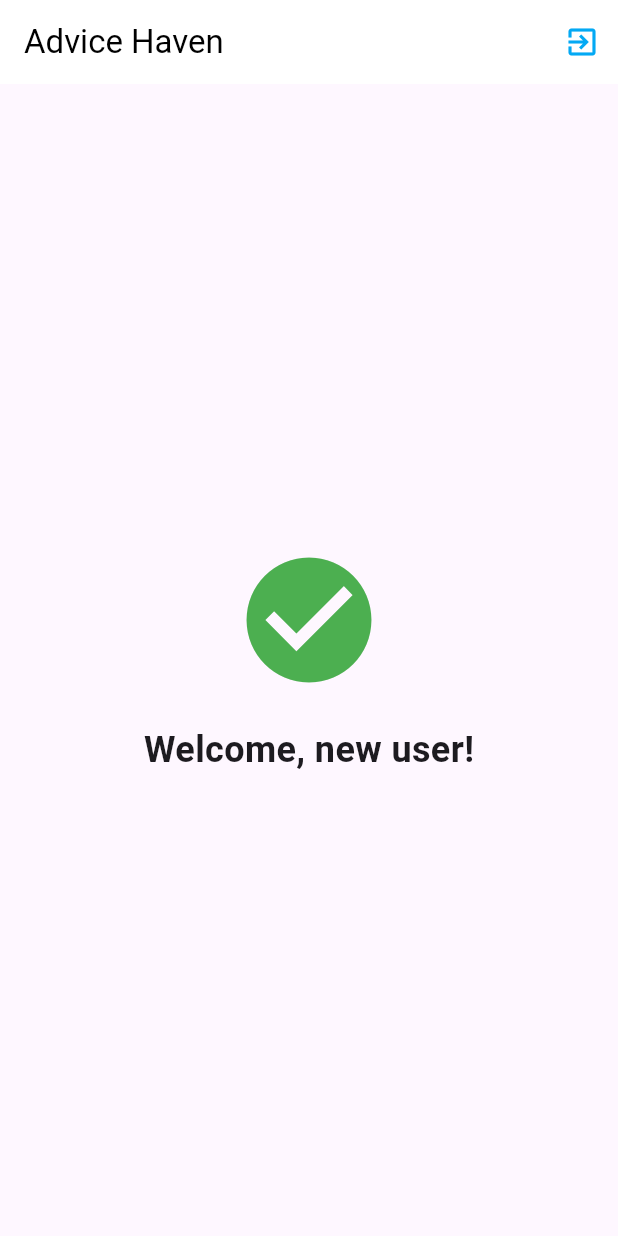
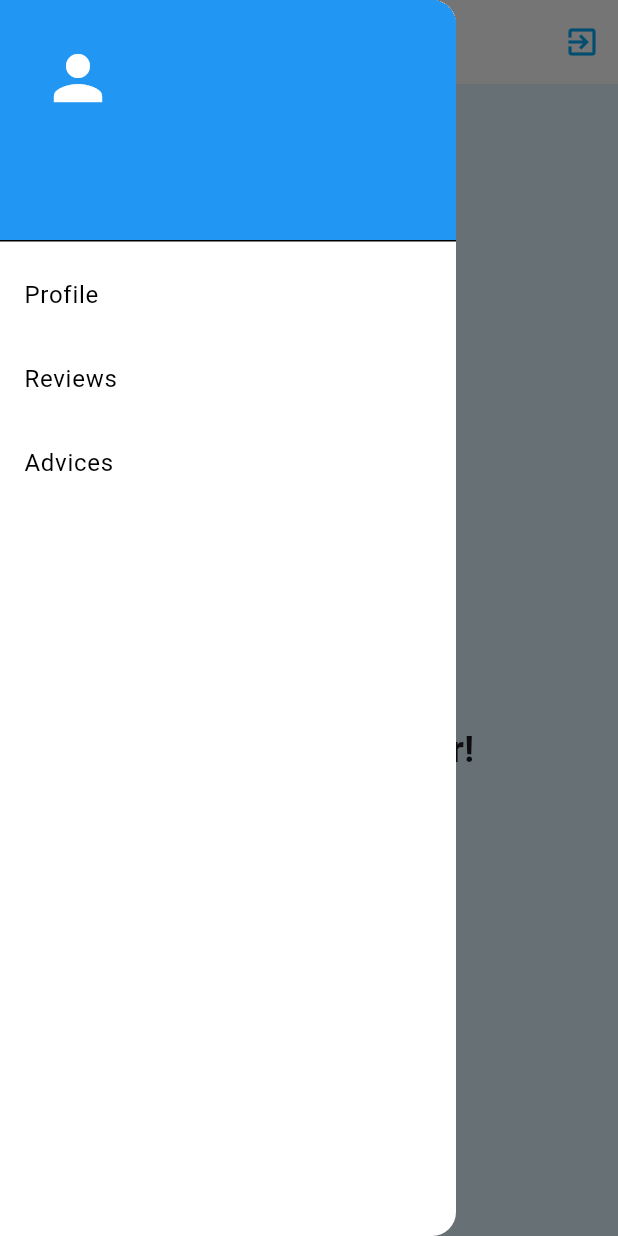
Before and after one commit to bpasic1/Counseling-Flutter-Project, a Flutter app: the screen it shows once a user with an empty profile is signed in, with the side drawer open (before the commit the screen has no drawer), on a phone screen of 412 x 824 dp. Run offline on Flutter 3.47's test engine with Material 3 defaults, Android fonts, the phone set to English and light mode, and no system bars; our stand-ins replace cloud_firestore, firebase_auth, firebase_core; accounts and stored records are empty.

Commit message:
Starting hamburger menu added.

```diff
--- a/counseling_flutter_app/lib/screens/main_application_screen.dart
+++ b/counseling_flutter_app/lib/screens/main_application_screen.dart
@@ -1,3 +1,4 @@
+import 'package:cloud_firestore/cloud_firestore.dart';
 import 'package:firebase_auth/firebase_auth.dart';
 import 'package:flutter/material.dart';
 
@@ -8,7 +9,11 @@ class MainApplicationScreen extends StatelessWidget {
 
   @override
   Widget build(BuildContext context) {
+    User? user = FirebaseAuth.instance.currentUser;
+    String? userId = user?.uid;
+
     return Scaffold(
+      backgroundColor: Colors.lightBlue.shade50,
       appBar: AppBar(
         title: const Text('Advice Haven'),
         actions: [
@@ -22,6 +27,67 @@ class MainApplicationScreen extends StatelessWidget {
             ),
           )
         ],
+      ),
+      drawer: Drawer(
+        child: FutureBuilder<DocumentSnapshot>(
+          future:
+              FirebaseFirestore.instance.collection('users').doc(userId).get(),
+          builder: (context, snapshot) {
+            if (snapshot.connectionState == ConnectionState.waiting) {
+              return CircularProgressIndicator();
+            } else if (snapshot.hasError) {
+              return Text('Error: ${snapshot.error}');
+            } else if (!snapshot.hasData || !snapshot.data!.exists) {
+              return Text('User data not found');
+            } else {
+              var userData = snapshot.data!.data() as Map<String, dynamic>;
+              String username = userData['username'];
+              String email = userData['email'];
+              return ListView(
+                padding: EdgeInsets.zero,
+                children: [
+                  UserAccountsDrawerHeader(
+                    accountName: Text(username),
+                    accountEmail: Text(email),
+                    currentAccountPicture: const Icon(
+                      Icons.person,
+                      size: 48,
+                      color: Colors.white,
+                    ),
+                    decoration: BoxDecoration(
+                      color: Colors.blue,
+                    ),
+                  ),
+                  ListTile(
+                    title: Text('Profile'),
+                    onTap: () {
+                      // Navigate to the Profile screen
+                      Navigator.pop(context); // Close the drawer
+                      // You can implement navigation to the Profile screen here
+                    },
+                  ),
+                  ListTile(
+                    title: Text('Reviews'),
+                    onTap: () {
+                      // Navigate to the Reviews screen
+                      Navigator.pop(context); // Close the drawer
+                      // You can implement navigation to the Reviews screen here
+                    },
+                  ),
+                  ListTile(
+                    title: Text('Advices'),
+                    onTap: () {
+                      // Navigate to the Advices screen
+                      Navigator.pop(context); // Close the drawer
+                      // You can implement navigation to the Advices screen here
+                    },
+                  ),
+                  // Add more ListTile widgets for additional options as needed
+                ],
+              );
+            }
+          },
+        ),
       ),
       body: Center(
         child: Column(
```
